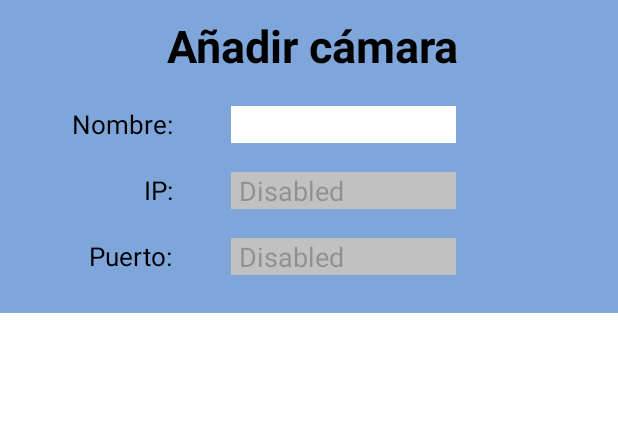
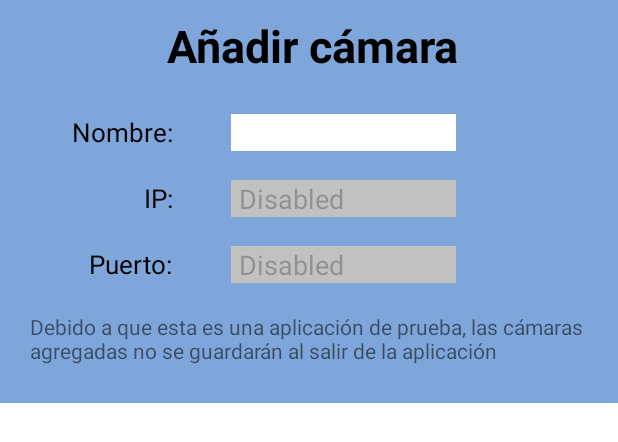
Before and after one commit to JGoterris/ElderEye, an Android app: the layout add_camera.xml on its own in the app's theme, with its tools: preview values and no code run, on a phone screen of 412 x 824 dp. Shown: the top 442 px of the screen. Run offline under Robolectric (Android 15) with nearby library versions, the phone set to English and light mode, and no system bars.

Commit message:
Agregar cámara completado

```diff
--- a/app/src/main/AndroidManifest.xml
+++ b/app/src/main/AndroidManifest.xml
@@ -20,10 +20,6 @@
             android:name=".PersonActivity"
             android:exported="false" />
         <activity
-            android:name=".MainActivity"
-            android:exported="false"
-            android:label="@string/title_activity_main" />
-        <activity
             android:name=".LoginActivity"
             android:exported="true">
             <intent-filter>
--- a/app/src/main/java/com/firstlinedevs/eldereye/LoginActivity.kt
+++ b/app/src/main/java/com/firstlinedevs/eldereye/LoginActivity.kt
@@ -8,6 +8,7 @@ import android.widget.TextView
 import androidx.appcompat.app.AlertDialog
 import androidx.appcompat.widget.AppCompatButton
 import com.firstlinedevs.eldereye.ElderEyeApplication.Companion.prefs
+import com.firstlinedevs.eldereye.recyclerpackage.CameraProvider
 
 class LoginActivity : AppCompatActivity() {
     override fun onCreate(savedInstanceState: Bundle?) {
--- a/app/src/main/java/com/firstlinedevs/eldereye/Prefs.kt
+++ b/app/src/main/java/com/firstlinedevs/eldereye/Prefs.kt
@@ -1,6 +1,7 @@
 package com.firstlinedevs.eldereye
 
 import android.content.Context
+
 
 class Prefs (val context: Context) {
 
--- a/app/src/main/res/layout/add_camera.xml
+++ b/app/src/main/res/layout/add_camera.xml
@@ -27,7 +27,7 @@
         android:layout_width="wrap_content"
         android:layout_height="wrap_content"
         android:layout_marginStart="28dp"
-        android:layout_marginTop="20dp"
+        android:layout_marginTop="25dp"
         android:text="Nombre:"
         android:textColor="@color/black"
         android:textSize="17dp"
@@ -102,10 +102,20 @@
         app:layout_constraintStart_toStartOf="@+id/etIp"
         app:layout_constraintTop_toTopOf="@+id/textView4" />
 
+    <TextView
+        android:id="@+id/textView5"
+        android:layout_width="wrap_content"
+        android:layout_height="wrap_content"
+        android:layout_marginTop="20dp"
+        android:text="Debido a que esta es una aplicación de prueba, las cámaras agregadas no se guardarán al salir de la aplicación"
+        app:layout_constraintStart_toStartOf="parent"
+        app:layout_constraintTop_toBottomOf="@id/textView4" />
+
     <View
         android:layout_width="wrap_content"
         android:layout_height="15dp"
-        app:layout_constraintTop_toBottomOf="@id/etPort"
-        app:layout_constraintStart_toStartOf="parent" />
+        android:layout_marginStart="4dp"
+        app:layout_constraintStart_toStartOf="parent"
+        app:layout_constraintTop_toBottomOf="@+id/textView5" />
 
 </androidx.constraintlayout.widget.ConstraintLayout>
--- a/app/src/main/res/layout/item_camera.xml
+++ b/app/src/main/res/layout/item_camera.xml
@@ -37,9 +37,9 @@
         android:textStyle="bold"
         android:textColor="@color/white"
         android:shadowColor="@color/black"
-        android:shadowDx="@integer/material_motion_duration_long_1"
-        android:shadowDy="@integer/material_motion_duration_long_1"
-        android:shadowRadius="@integer/material_motion_duration_long_1"
+        android:shadowDx="1"
+        android:shadowDy="1"
+        android:shadowRadius="2"
         android:textSize="20sp"
         android:layout_marginStart="10dp"
         android:layout_marginBottom="5dp"
```
Also changed, not shown: app/src/main/java/com/firstlinedevs/eldereye/CameraActivity.kt (+32 -10 lines), app/src/main/res/drawable/example.png (added).
